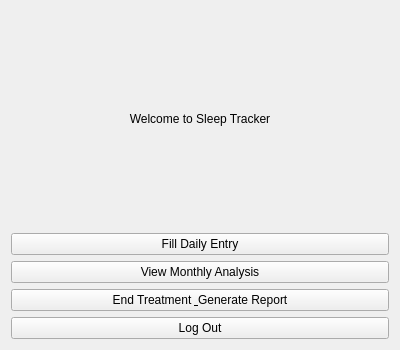
This is ui/main_menu.ui in gokcedenizclydr/sleep_disorder_tracker as Qt 5 draws it before an edit. The edited form follows.
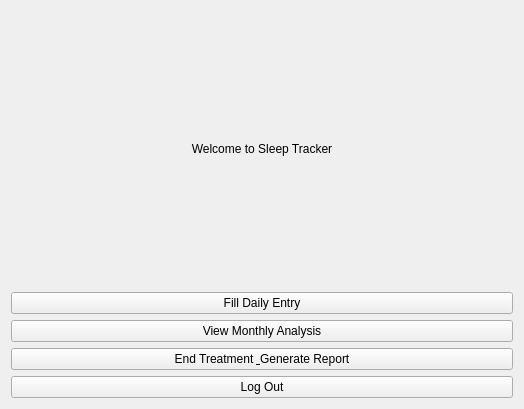
This is the edited form.

```diff
--- a/ui/main_menu.ui
+++ b/ui/main_menu.ui
@@ -6,8 +6,8 @@
    <rect>
     <x>0</x>
     <y>0</y>
-    <width>400</width>
-    <height>350</height>
+    <width>524</width>
+    <height>409</height>
    </rect>
   </property>
   <property name="windowTitle">
```
Left out of the diff: 4 changed lines with no effect on the pictures.
